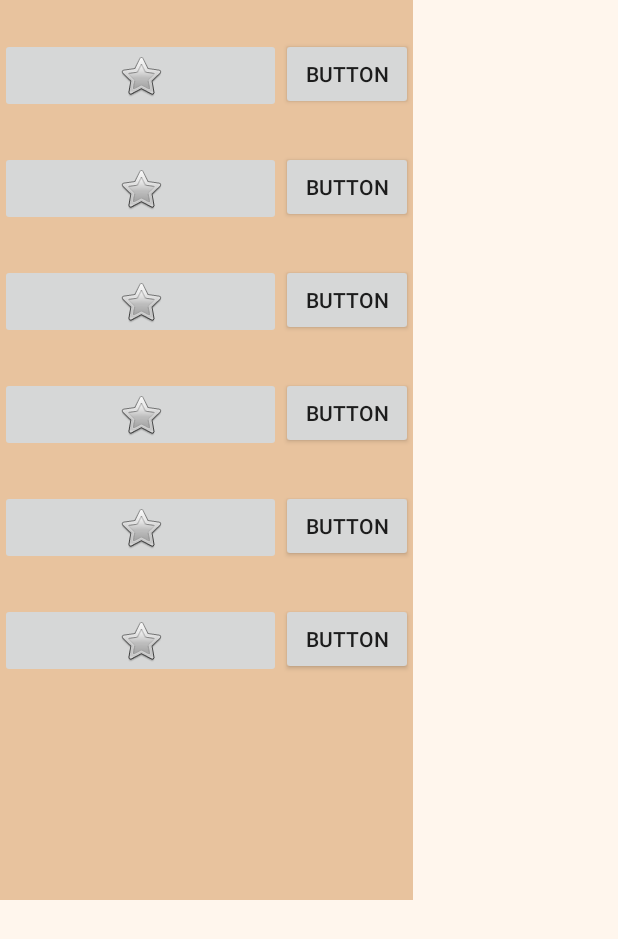
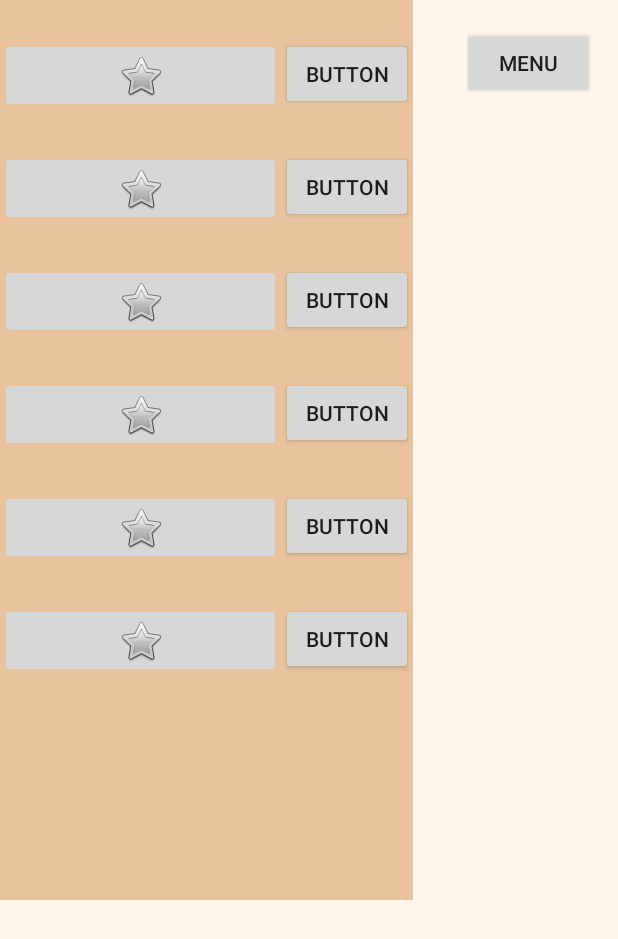
Before and after one commit to AritzaHerrero/App, an Android app: the screen it shows after launch once a user with an empty profile is signed in (primeraPantalla), after a tap on "INICIAR SESION", on a phone screen of 412 x 824 dp. Shown: the top 939 px of the screen. Run offline under Robolectric (Android 15) with nearby library versions, the phone set to English and light mode, and no system bars; our stand-ins replace Firebase (no records; nobody signed in at launch, a user with empty details on screens opened directly).

Commit message:
Menua bistaratu/ezkutatu

```diff
--- a/app/build.gradle.kts
+++ b/app/build.gradle.kts
@@ -43,4 +43,5 @@ dependencies {
     androidTestImplementation("androidx.test.ext:junit:1.1.5")
     androidTestImplementation("androidx.test.espresso:espresso-core:3.5.1")
     implementation("com.google.firebase:firebase-firestore")
+    implementation("com.google.firebase:firebase-auth")
 }
--- a/app/src/main/java/com/talde3/app/loginORegistro.java
+++ b/app/src/main/java/com/talde3/app/loginORegistro.java
@@ -14,6 +14,7 @@ import androidx.appcompat.app.AppCompatActivity;
 
 import com.google.android.gms.tasks.OnFailureListener;
 import com.google.android.gms.tasks.OnSuccessListener;
+import com.google.firebase.auth.FirebaseAuth;
 import com.google.firebase.firestore.FirebaseFirestore;
 import com.google.firebase.firestore.SetOptions;
 
@@ -21,42 +22,19 @@ import java.util.HashMap;
 import java.util.Map;
 
 public class loginORegistro extends AppCompatActivity {
-    FirebaseFirestore db = FirebaseFirestore.getInstance();
+    private FirebaseAuth mAuth;
     @Override
     protected void onCreate(Bundle savedInstanceState) {
         super.onCreate(savedInstanceState);
         setContentView(R.layout.activity_login_o_registro);
-
-        Map<String, Object> city = new HashMap<>();
-        city.put("name", "Los Angeles");
-        city.put("state", "CA");
-        city.put("country", "USA");
-
-        db.collection("cities").document("LA")
-                .set(city)
-                .addOnSuccessListener(new OnSuccessListener<Void>() {
-                    @Override
-                    public void onSuccess(Void aVoid) {
-                        Log.d(TAG, "DocumentSnapshot successfully written!");
-                    }
-                })
-                .addOnFailureListener(new OnFailureListener() {
-                    @Override
-                    public void onFailure(@NonNull Exception e) {
-                        Log.w(TAG, "Error writing document", e);
-                    }
-                });
-        Map<String, Object> data = new HashMap<>();
-        data.put("capital", true);
-
-        db.collection("cities").document("BJ")
-                .set(data, SetOptions.merge());
 
         Button loginButton = findViewById(R.id.btnLoginLogin);
         TextView txtRegistrarseLogin = findViewById(R.id.txtRegistrarseLogin);
         loginButton.setOnClickListener(new View.OnClickListener() {
             @Override
             public void onClick(View view) {
+                mAuth = FirebaseAuth.getInstance();
+
                 Intent intent = new Intent(loginORegistro.this, primeraPantalla.class);
                 startActivity(intent);
             }
--- a/app/src/main/java/com/talde3/app/primeraPantalla.java
+++ b/app/src/main/java/com/talde3/app/primeraPantalla.java
@@ -3,6 +3,9 @@ package com.talde3.app;
 import androidx.appcompat.app.AppCompatActivity;
 
 import android.os.Bundle;
+import android.view.View;
+import android.widget.Button;
+import android.widget.LinearLayout;
 
 public class primeraPantalla extends AppCompatActivity {
 
@@ -10,5 +13,14 @@ public class primeraPantalla extends AppCompatActivity {
     protected void onCreate(Bundle savedInstanceState) {
         super.onCreate(savedInstanceState);
         setContentView(R.layout.activity_primera_pantalla);
+
+        Button btnPrueba = findViewById(R.id.botonPrueba);
+        LinearLayout linearLayout = findViewById(R.id.linearLayoutMenu);
+        btnPrueba.setOnClickListener(new View.OnClickListener() {
+            @Override
+            public void onClick(View v) {
+                linearLayout.setVisibility(View.INVISIBLE);
+            }
+        });
     }
 }
--- a/app/src/main/res/layout/activity_primera_pantalla.xml
+++ b/app/src/main/res/layout/activity_primera_pantalla.xml
@@ -7,7 +7,20 @@
     tools:context=".primeraPantalla"
     android:background="@color/beigeCrema">
 
+    <Button
+        android:id="@+id/botonPrueba"
+        android:layout_width="wrap_content"
+        android:layout_height="wrap_content"
+        android:text="menu"
+        app:layout_constraintBottom_toBottomOf="parent"
+        app:layout_constraintEnd_toEndOf="parent"
+        app:layout_constraintHorizontal_bias="0.95"
+        app:layout_constraintStart_toStartOf="parent"
+        app:layout_constraintTop_toTopOf="parent"
+        app:layout_constraintVertical_bias="0.023" />
+
     <LinearLayout
+        android:id="@+id/linearLayoutMenu"
         android:layout_width="275sp"
         android:layout_height="600sp"
         android:background="@color/boton"
```
